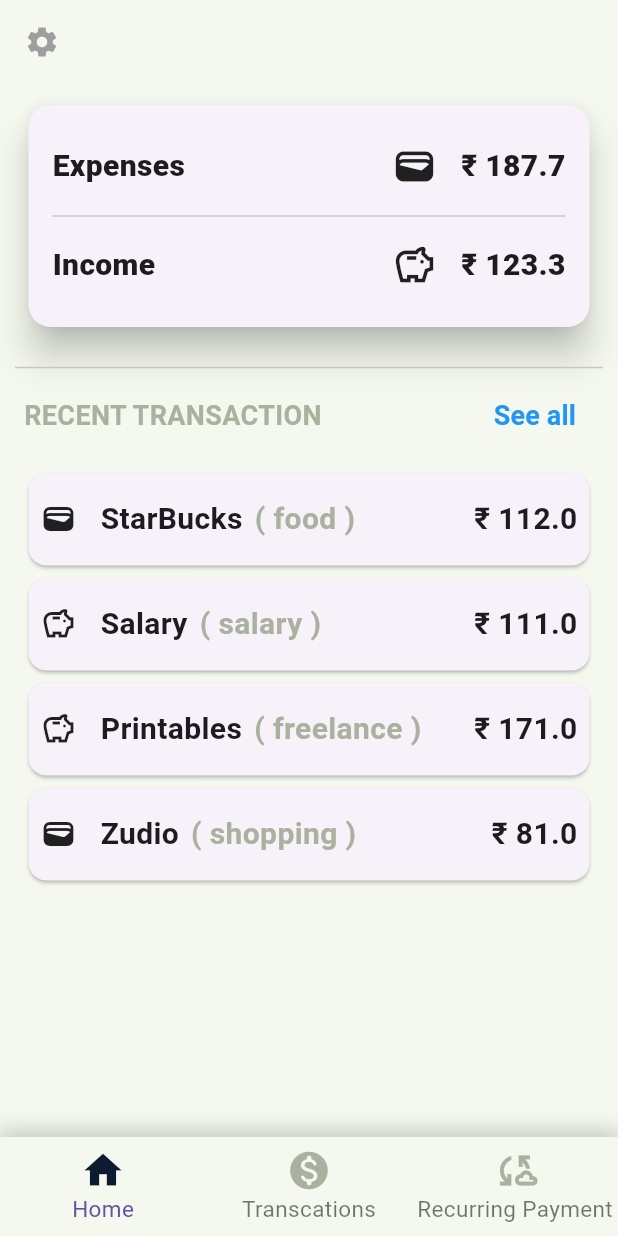
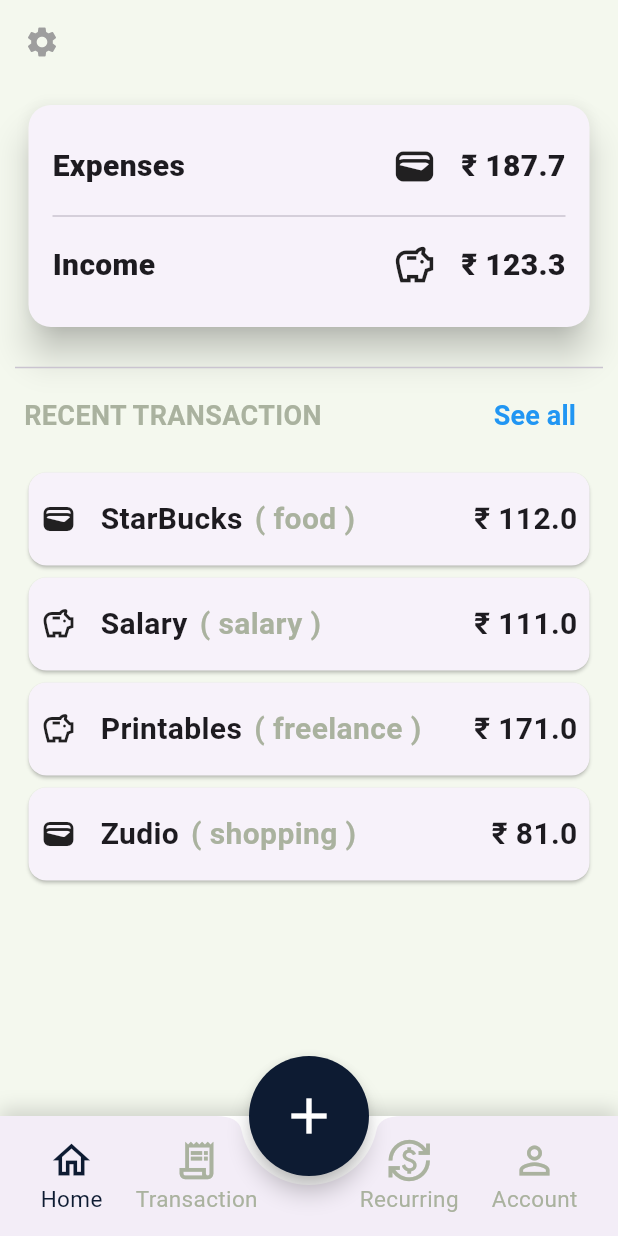
Before and after one commit to MohammedKareemullah/Flutter-Expense-Tracker-App, a Flutter app: the screen it shows after launch, on a phone screen of 412 x 824 dp. Run offline on Flutter 3.47's test engine with Material 3 defaults, Android fonts, the phone set to English and light mode, and no system bars; Roboto replaces fonts that are missing (Product).

Commit message:
Added Floating button

```diff
--- a/lib/features/expense_tracking/view/pages/main_page.dart
+++ b/lib/features/expense_tracking/view/pages/main_page.dart
@@ -1,6 +1,7 @@
+import 'package:expense_tracker_app/core/theme/palette.dart';
 import 'package:expense_tracker_app/features/expense_tracking/view/Pages/home_page.dart';
-import 'package:expense_tracker_app/features/expense_tracking/view/Pages/recurring_payment_page.dart';
-import 'package:expense_tracker_app/features/expense_tracking/view/Pages/transactions_page.dart';
+import 'package:expense_tracker_app/features/expense_tracking/view/pages/recurring_payment_page.dart';
+import 'package:expense_tracker_app/features/expense_tracking/view/pages/transactions_page.dart';
 import 'package:flutter/material.dart';
 
 class MainPage extends StatefulWidget {
@@ -29,6 +30,17 @@ class _MainPageState extends State<MainPage> {
     return Scaffold(
       appBar: AppBar(leading: Icon(Icons.settings, color: Colors.grey)),
       body: Center(child: pages[currentPage]),
+      floatingActionButton: SizedBox(
+        height: 80,
+        width: 80,
+        child: FloatingActionButton(
+          onPressed: () {},
+          backgroundColor: Palette.primaryBlack,
+          shape: const CircleBorder(),
+          child: const Icon(Icons.add, color: Colors.white, size: 40),
+        ),
+      ),
+      floatingActionButtonLocation: FloatingActionButtonLocation.centerDocked,
       bottomNavigationBar: Container(
         decoration: BoxDecoration(
           color: Colors.white, // Match your Background Color
@@ -45,8 +57,20 @@ class _MainPageState extends State<MainPage> {
             ),
           ],
         ),
-        child: BottomNavigationBar(
-          items: const <BottomNavigationBarItem>[
+        child: BottomAppBar(
+          shape: const CircularNotchedRectangle(),
+          notchMargin: 6,
+          child: Row(
+            mainAxisAlignment: MainAxisAlignment.spaceAround,
+            children: [
+              buildNavItem(Icons.home_outlined, "Home", 0),
+              buildNavItem(Icons.receipt_long_outlined, "Transaction", 1),
+              SizedBox(width: 40),
+              buildNavItem(Icons.currency_exchange_outlined, "Recurring", 2),
+              buildNavItem(Icons.person_outline, "Account", 4),
+            ],
+          ),
+          /*items: const <BottomNavigationBarItem>[
             BottomNavigationBarItem(icon: Icon(Icons.home), label: "Home"),
             BottomNavigationBarItem(
               icon: Icon(Icons.monetization_on_rounded),
@@ -59,7 +83,34 @@ class _MainPageState extends State<MainPage> {
           ],
           currentIndex: currentPage,
           onTap: onTap,
-          elevation: 23,
+          elevation: 23,*/
+        ),
+      ),
+    );
+  }
+
+  Widget buildNavItem(IconData icon, String label, int pos) {
+    final isSelected = pos == currentPage;
+    return InkWell(
+      onTap: () => onTap(pos),
+      child: Padding(
+        padding: EdgeInsets.only(left: 8, right: 8),
+        child: Column(
+          mainAxisSize: MainAxisSize.min,
+          children: [
+            Icon(
+              icon,
+              color: isSelected ? Palette.primaryBlack : Palette.greyColor,
+              size: 30,
+            ),
+            Text(
+              label,
+              style: TextStyle(
+                color: isSelected ? Palette.primaryBlack : Palette.greyColor,
+                fontSize: 15,
+              ),
+            ),
+          ],
         ),
       ),
     );
```
